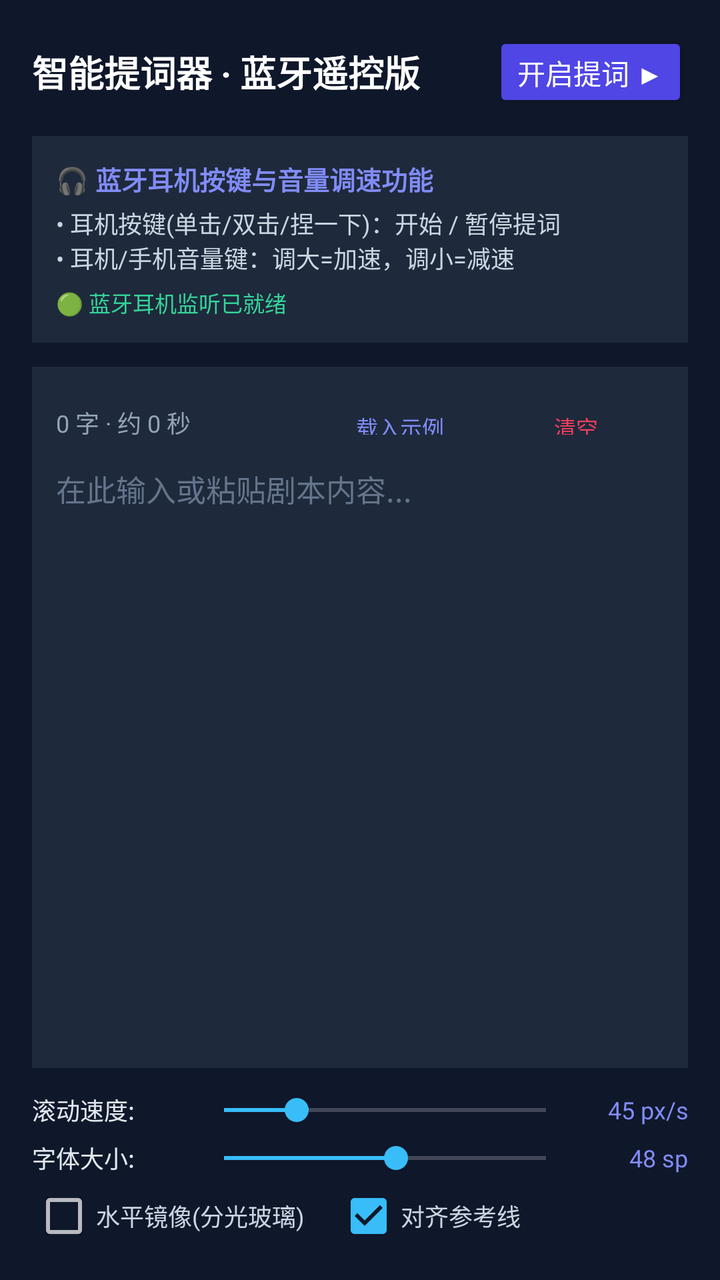
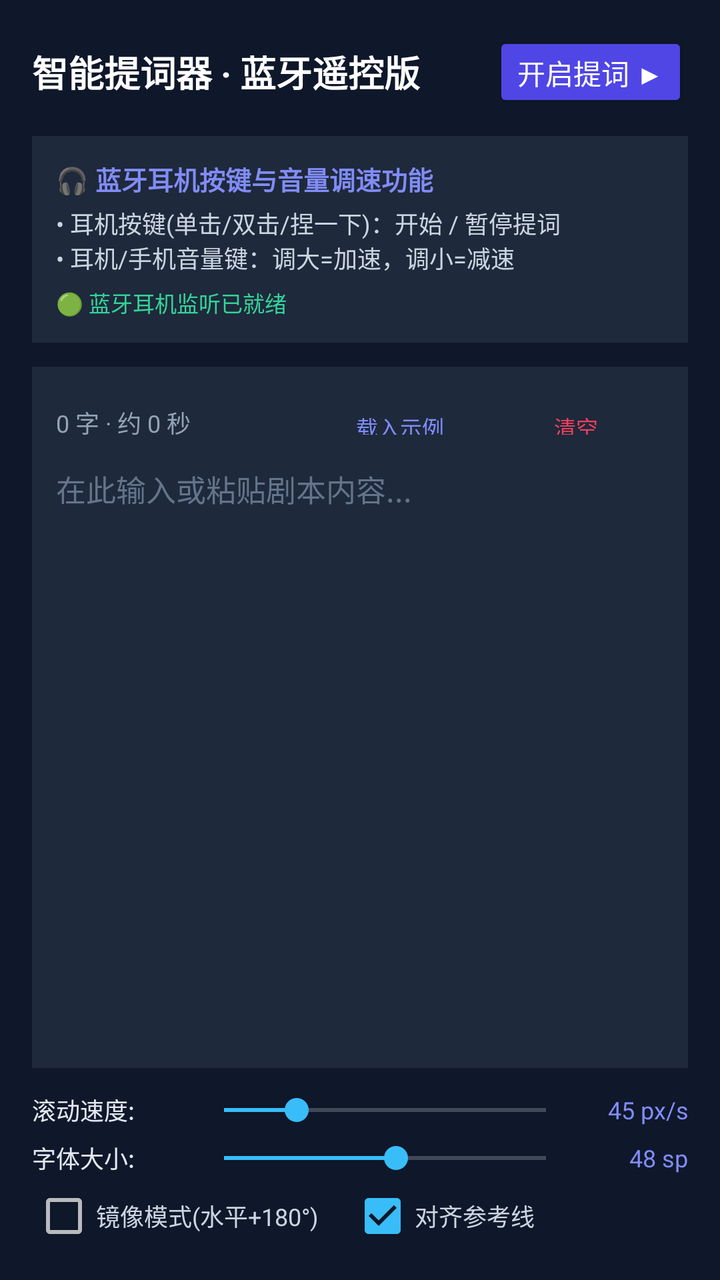

Two renders of the same Android screen: before a commit and after it. Below are the layout's source before the change and the commit's diff.
<!-- AndroidManifest.xml: application theme Theme.SmartPrompter -->
<!-- res/layout/activity_main.xml -->
<?xml version="1.0" encoding="utf-8"?>
<FrameLayout xmlns:android="http://schemas.android.com/apk/res/android"
    android:layout_width="match_parent"
    android:layout_height="match_parent"
    android:background="#0F172A">

    <LinearLayout
        android:id="@+id/layoutEditor"
        android:layout_width="match_parent"
        android:layout_height="match_parent"
        android:orientation="vertical"
        android:padding="16dp">

        <LinearLayout
            android:layout_width="match_parent"
            android:layout_height="wrap_content"
            android:orientation="horizontal"
            android:gravity="center_vertical"
            android:paddingBottom="12dp">

            <TextView
                android:layout_width="0dp"
                android:layout_height="wrap_content"
                android:layout_weight="1"
                android:text="智能提词器 · 蓝牙遥控版"
                android:textColor="#FFFFFF"
                android:textSize="18sp"
                android:textStyle="bold" />

            <Button
                android:id="@+id/btnLaunchPrompter"
                android:layout_width="wrap_content"
                android:layout_height="40dp"
                android:text="开启提词 ▶"
                android:textColor="#FFFFFF"
                android:backgroundTint="#4F46E5" />
        </LinearLayout>

        <LinearLayout
            android:layout_width="match_parent"
            android:layout_height="wrap_content"
            android:orientation="vertical"
            android:background="#1E293B"
            android:padding="12dp"
            android:layout_marginBottom="12dp">

            <TextView
                android:layout_width="wrap_content"
                android:layout_height="wrap_content"
                android:text="🎧 蓝牙耳机按键与音量调速功能"
                android:textColor="#818CF8"
                android:textStyle="bold"
                android:textSize="13sp" />

            <TextView
                android:layout_width="wrap_content"
                android:layout_height="wrap_content"
                android:text="• 耳机按键(单击/双击/捏一下)：开始 / 暂停提词\n• 耳机/手机音量键：调大=加速，调小=减速"
                android:textColor="#CBD5E1"
                android:textSize="12sp"
                android:layout_marginTop="4dp" />

            <TextView
                android:id="@+id/tvRemoteSignalBadge"
                android:layout_width="wrap_content"
                android:layout_height="wrap_content"
                android:text="🟢 蓝牙耳机监听已就绪"
                android:textColor="#34D399"
                android:textSize="11sp"
                android:layout_marginTop="6dp" />
        </LinearLayout>

        <LinearLayout
            android:layout_width="match_parent"
            android:layout_height="0dp"
            android:layout_weight="1"
            android:orientation="vertical"
            android:background="#1E293B"
            android:padding="12dp">

            <LinearLayout
                android:layout_width="match_parent"
                android:layout_height="wrap_content"
                android:orientation="horizontal"
                android:gravity="center_vertical"
                android:layout_marginBottom="6dp">

                <TextView
                    android:id="@+id/tvWordCount"
                    android:layout_width="0dp"
                    android:layout_height="wrap_content"
                    android:layout_weight="1"
                    android:text="0 字 · 约 0 秒"
                    android:textColor="#94A3B8"
                    android:textSize="12sp" />

                <Button
                    android:id="@+id/btnLoadSample"
                    style="?android:attr/borderlessButtonStyle"
                    android:layout_width="wrap_content"
                    android:layout_height="32dp"
                    android:text="载入示例"
                    android:textColor="#818CF8"
                    android:textSize="11sp" />

                <Button
                    android:id="@+id/btnClearScript"
                    style="?android:attr/borderlessButtonStyle"
                    android:layout_width="wrap_content"
                    android:layout_height="32dp"
                    android:text="清空"
                    android:textColor="#F43F5E"
                    android:textSize="11sp" />
            </LinearLayout>

            <EditText
                android:id="@+id/etScript"
                android:layout_width="match_parent"
                android:layout_height="match_parent"
                android:background="@null"
                android:gravity="top|start"
                android:hint="在此输入或粘贴剧本内容..."
                android:textColor="#F8FAFC"
                android:textColorHint="#64748B"
                android:textSize="15sp"
                android:inputType="textMultiLine"
                android:scrollbars="vertical" />
        </LinearLayout>

        <LinearLayout
            android:layout_width="match_parent"
            android:layout_height="wrap_content"
            android:orientation="vertical"
            android:paddingTop="12dp">

            <LinearLayout
                android:layout_width="match_parent"
                android:layout_height="wrap_content"
                android:gravity="center_vertical"
                android:orientation="horizontal">

                <TextView
                    android:layout_width="80dp"
                    android:layout_height="wrap_content"
                    android:text="滚动速度:"
                    android:textColor="#E2E8F0"
                    android:textSize="12sp" />

                <SeekBar
                    android:id="@+id/seekSpeed"
                    android:layout_width="0dp"
                    android:layout_height="wrap_content"
                    android:layout_weight="1"
                    android:max="200"
                    android:progress="45" />

                <TextView
                    android:id="@+id/tvSpeedValue"
                    android:layout_width="55dp"
                    android:layout_height="wrap_content"
                    android:text="45 px/s"
                    android:textColor="#818CF8"
                    android:textSize="12sp"
                    android:gravity="end" />
            </LinearLayout>

            <LinearLayout
                android:layout_width="match_parent"
                android:layout_height="wrap_content"
                android:gravity="center_vertical"
                android:orientation="horizontal"
                android:layout_marginTop="6dp">

                <TextView
                    android:layout_width="80dp"
                    android:layout_height="wrap_content"
                    android:text="字体大小:"
                    android:textColor="#E2E8F0"
                    android:textSize="12sp" />

                <SeekBar
                    android:id="@+id/seekFontSize"
                    android:layout_width="0dp"
                    android:layout_height="wrap_content"
                    android:layout_weight="1"
                    android:max="90"
                    android:progress="48" />

                <TextView
                    android:id="@+id/tvFontSizeValue"
                    android:layout_width="55dp"
                    android:layout_height="wrap_content"
                    android:text="48 sp"
                    android:textColor="#818CF8"
                    android:textSize="12sp"
                    android:gravity="end" />
            </LinearLayout>

            <LinearLayout
                android:layout_width="match_parent"
                android:layout_height="wrap_content"
                android:orientation="horizontal"
                android:layout_marginTop="4dp">

                <CheckBox
                    android:id="@+id/cbMirror"
                    android:layout_width="wrap_content"
                    android:layout_height="wrap_content"
                    android:text="水平镜像(分光玻璃)"
                    android:textColor="#CBD5E1"
                    android:textSize="12sp" />

                <CheckBox
                    android:id="@+id/cbFocusLine"
                    android:layout_width="wrap_content"
                    android:layout_height="wrap_content"
                    android:text="对齐参考线"
                    android:checked="true"
                    android:textColor="#CBD5E1"
                    android:textSize="12sp"
                    android:layout_marginStart="16dp" />
            </LinearLayout>
        </LinearLayout>
    </LinearLayout>

    <FrameLayout
        android:id="@+id/layoutPrompter"
        android:layout_width="match_parent"
        android:layout_height="match_parent"
        android:background="#000000"
        android:visibility="gone">

        <ScrollView
            android:id="@+id/prompterScrollContainer"
            android:layout_width="match_parent"
            android:layout_height="match_parent"
            android:scrollbars="none"
            android:overScrollMode="never">

            <LinearLayout
                android:id="@+id/framePrompterContent"
                android:layout_width="match_parent"
                android:layout_height="wrap_content"
                android:orientation="vertical"
                android:paddingTop="220dp"
                android:paddingBottom="550dp"
                android:paddingStart="28dp"
                android:paddingEnd="28dp">

                <TextView
                    android:id="@+id/tvPrompterText"
                    android:layout_width="match_parent"
                    android:layout_height="wrap_content"
                    android:gravity="center_horizontal"
                    android:lineSpacingMultiplier="1.4"
                    android:textColor="#FFFFFF"
                    android:textSize="48sp"
                    android:textStyle="bold" />
            </LinearLayout>
        </ScrollView>

        <View
            android:id="@+id/viewFocusLine"
            android:layout_width="match_parent"
            android:layout_height="2dp"
            android:background="#EF4444"
            android:layout_marginTop="200dp" />

        <TextView
            android:id="@+id/tvPrompterHud"
            android:layout_width="wrap_content"
            android:layout_height="wrap_content"
            android:layout_gravity="top|center_horizontal"
            android:layout_marginTop="32dp"
            android:background="#CC1E293B"
            android:paddingStart="16dp"
            android:paddingTop="8dp"
            android:paddingEnd="16dp"
            android:paddingBottom="8dp"
            android:textColor="#818CF8"
            android:textSize="14sp"
            android:textStyle="bold"
            android:visibility="gone" />

        <LinearLayout
            android:id="@+id/layoutFloatingBar"
            android:layout_width="wrap_content"
            android:layout_height="wrap_content"
            android:layout_gravity="bottom|center_horizontal"
            android:layout_marginBottom="36dp"
            android:background="#E61E293B"
            android:paddingStart="16dp"
            android:paddingTop="8dp"
            android:paddingEnd="16dp"
            android:paddingBottom="8dp"
            android:orientation="horizontal"
            android:gravity="center_vertical">

            <ImageButton
                android:id="@+id/btnPrompterExit"
                android:layout_width="40dp"
                android:layout_height="40dp"
                android:background="?android:attr/selectableItemBackgroundBorderless"
                android:src="@android:drawable/ic_menu_close_clear_cancel"
                android:contentDescription="退出" />

            <ImageButton
                android:id="@+id/btnPrompterRestart"
                android:layout_width="40dp"
                android:layout_height="40dp"
                android:background="?android:attr/selectableItemBackgroundBorderless"
                android:src="@android:drawable/ic_menu_revert"
                android:contentDescription="重开" />

            <ImageButton
                android:id="@+id/btnPrompterPlayPause"
                android:layout_width="48dp"
                android:layout_height="48dp"
                android:background="?android:attr/selectableItemBackgroundBorderless"
                android:src="@android:drawable/ic_media_pause"
                android:contentDescription="播放暂停" />

            <Button
                android:id="@+id/btnPrompterSpeedMinus"
                style="?android:attr/borderlessButtonStyle"
                android:layout_width="36dp"
                android:layout_height="36dp"
                android:text="-"
                android:textColor="#FFFFFF"
                android:textSize="18sp" />

            <TextView
                android:id="@+id/tvPrompterSpeedIndicator"
                android:layout_width="wrap_content"
                android:layout_height="wrap_content"
                android:text="45 px"
                android:textColor="#818CF8"
                android:textSize="13sp"
                android:textStyle="bold" />

            <Button
                android:id="@+id/btnPrompterSpeedPlus"
                style="?android:attr/borderlessButtonStyle"
                android:layout_width="36dp"
                android:layout_height="36dp"
                android:text="+"
                android:textColor="#FFFFFF"
                android:textSize="18sp" />

            <ImageButton
                android:id="@+id/btnPrompterMirror"
                android:layout_width="40dp"
                android:layout_height="40dp"
                android:background="?android:attr/selectableItemBackgroundBorderless"
                android:src="@android:drawable/ic_menu_rotate"
                android:contentDescription="镜像" />
        </LinearLayout>
    </FrameLayout>
</FrameLayout>
<!-- resources referenced by this layout -->
<resources>
  <style name="Theme.SmartPrompter" parent="Theme.AppCompat.NoActionBar">
          <item name="colorPrimary">@color/purple_500</item>
          <item name="colorPrimaryDark">#0F172A</item>
          <item name="colorAccent">@color/teal_200</item>
          <item name="android:windowBackground">#0F172A</item>
      </style>
  <color name="purple_500">#6366F1</color>
  <color name="teal_200">#38BDF8</color>
</resources>

<!-- the commit's change to res/layout/activity_main.xml (unified diff, before → after) -->
@@ -206,7 +206,7 @@
                     android:id="@+id/cbMirror"
                     android:layout_width="wrap_content"
                     android:layout_height="wrap_content"
-                    android:text="水平镜像(分光玻璃)"
+                    android:text="镜像模式(水平+180°)"
                     android:textColor="#CBD5E1"
                     android:textSize="12sp" />
 
